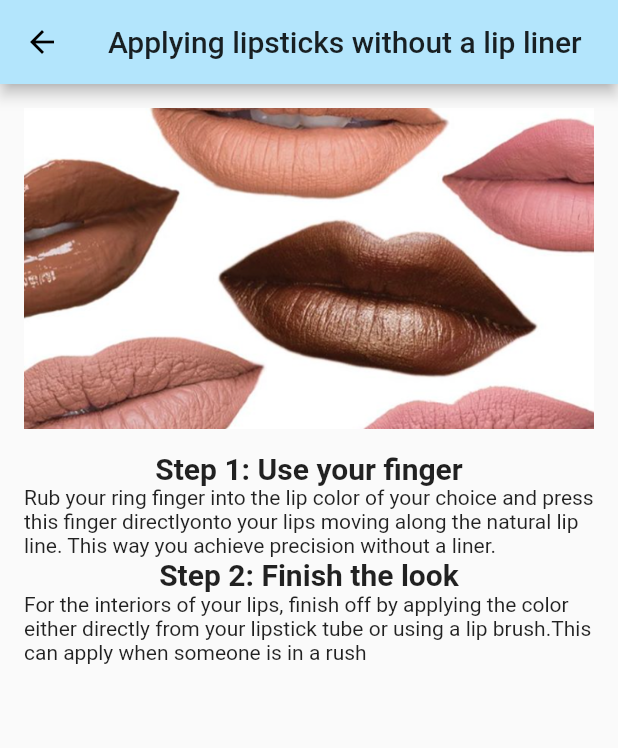
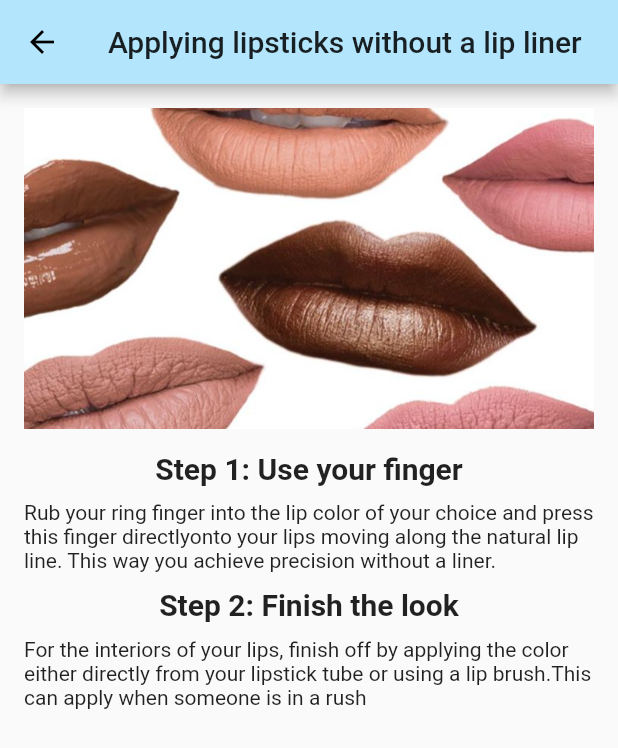
Before and after one commit to JosephineAkello/makeupBuddy, a Flutter app: the Lipliner screen opened directly, on a phone screen of 412 x 824 dp. Shown: the top 748 px of the screen. Run offline on Flutter 3.47's test engine with Material 2 defaults, Android fonts, the light colour scheme and no system bars; missing offline and left inert: youtube_player.

Commit message:
add spacing between elements

```diff
--- a/lib/morescreens/lipliner.dart
+++ b/lib/morescreens/lipliner.dart
@@ -20,13 +20,16 @@ class Lipliner extends StatelessWidget {
               'Step 1: Use your finger',
               style: TextStyle(fontSize: 20.0, fontWeight: FontWeight.bold),
             ),
+            SizedBox(height: 10.0),
             Text(
                 'Rub your ring finger into the lip color of your choice and press this finger directly'
                 'onto your lips moving along the natural lip line. This way you achieve precision without a liner.'),
+            SizedBox(height: 10.0),
             Text(
               'Step 2: Finish the look',
               style: TextStyle(fontSize: 20.0, fontWeight: FontWeight.bold),
             ),
+            SizedBox(height: 10.0),
             Text(
                 'For the interiors of your lips, finish off by applying the color either directly from your lipstick tube or using a lip brush.'
                 'This can apply when someone is in a rush')
```
